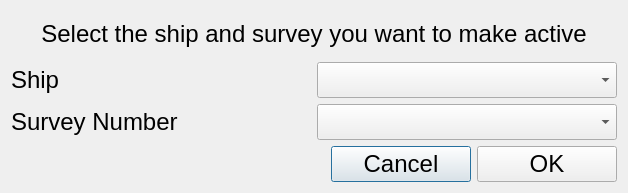
First picture: the form in ui/SelectActiveSurveyDlg.ui, repository guyuhong/CLAMS, before the edit.
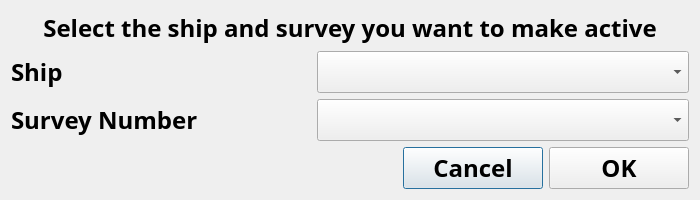
Second picture: the form after the edit.

Commit message: Updated admindlg, selectactivesurveydlg, newSurveyDlg, clamsbase2functions, and codendstatusdlg

The edit to the form file:
```diff
--- a/ui/SelectActiveSurveyDlg.ui
+++ b/ui/SelectActiveSurveyDlg.ui
@@ -6,8 +6,8 @@
    <rect>
     <x>0</x>
     <y>0</y>
-    <width>628</width>
-    <height>193</height>
+    <width>700</width>
+    <height>192</height>
    </rect>
   </property>
   <property name="font">
@@ -21,6 +21,14 @@
   <layout class="QVBoxLayout" name="verticalLayout">
    <item>
     <widget class="QLabel" name="label_3">
+     <property name="font">
+      <font>
+       <family>Arial Black</family>
+       <pointsize>18</pointsize>
+       <weight>75</weight>
+       <bold>true</bold>
+      </font>
+     </property>
      <property name="text">
       <string>Select the ship and survey you want to make active</string>
      </property>
@@ -35,7 +43,16 @@
       <enum>QFormLayout::AllNonFixedFieldsGrow</enum>
      </property>
      <item row="0" column="1">
-      <widget class="QComboBox" name="ship"/>
+      <widget class="QComboBox" name="ship">
+       <property name="font">
+        <font>
+         <family>Arial Black</family>
+         <pointsize>18</pointsize>
+         <weight>75</weight>
+         <bold>true</bold>
+        </font>
+       </property>
+      </widget>
      </item>
      <item row="0" column="0">
       <widget class="QLabel" name="label">
@@ -57,6 +74,14 @@
          <height>16777215</height>
         </size>
        </property>
+       <property name="font">
+        <font>
+         <family>Arial Black</family>
+         <pointsize>18</pointsize>
+         <weight>75</weight>
+         <bold>true</bold>
+        </font>
+       </property>
        <property name="text">
         <string>Ship</string>
        </property>
@@ -82,13 +107,30 @@
          <height>16777215</height>
         </size>
        </property>
+       <property name="font">
+        <font>
+         <family>Arial Black</family>
+         <pointsize>18</pointsize>
+         <weight>75</weight>
+         <bold>true</bold>
+        </font>
+       </property>
        <property name="text">
         <string>Survey Number</string>
        </property>
       </widget>
      </item>
      <item row="1" column="1">
-      <widget class="QComboBox" name="survey"/>
+      <widget class="QComboBox" name="survey">
+       <property name="font">
+        <font>
+         <family>Arial Black</family>
+         <pointsize>18</pointsize>
+         <weight>75</weight>
+         <bold>true</bold>
+        </font>
+       </property>
+      </widget>
      </item>
     </layout>
    </item>
@@ -127,6 +169,14 @@
          <height>16777215</height>
         </size>
        </property>
+       <property name="font">
+        <font>
+         <family>Arial Black</family>
+         <pointsize>18</pointsize>
+         <weight>75</weight>
+         <bold>true</bold>
+        </font>
+       </property>
        <property name="text">
         <string>Cancel</string>
        </property>
@@ -152,6 +202,14 @@
          <height>16777215</height>
         </size>
        </property>
+       <property name="font">
+        <font>
+         <family>Arial Black</family>
+         <pointsize>18</pointsize>
+         <weight>75</weight>
+         <bold>true</bold>
+        </font>
+       </property>
        <property name="text">
         <string>OK</string>
        </property>
```
The commit also changes 16 other files.
